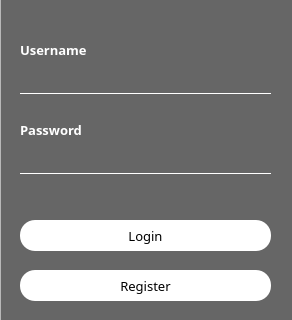
Above: TeamFinder/mainwindow.ui from TeamUp-Bummers/TeamFinder before the change; both pictures show x 0 to 292 and y 160 to 480 of the 292 by 480 pixel window. Below: the same form after it.
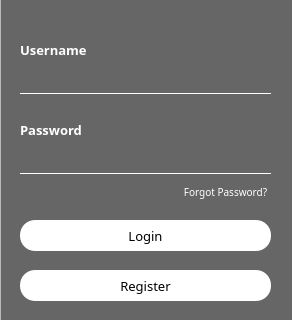
That is the form after the change. Icons and pictures are not drawn.

Commit message: Add Forgot Password

```diff
--- a/TeamFinder/mainwindow.ui
+++ b/TeamFinder/mainwindow.ui
@@ -307,6 +307,38 @@
       <set>Qt::AlignCenter</set>
      </property>
     </widget>
+    <widget class="QPushButton" name="pushButton_3">
+     <property name="geometry">
+      <rect>
+       <x>170</x>
+       <y>340</y>
+       <width>111</width>
+       <height>24</height>
+      </rect>
+     </property>
+     <property name="font">
+      <font>
+       <family>Poppins</family>
+       <pointsize>-1</pointsize>
+       <underline>false</underline>
+      </font>
+     </property>
+     <property name="cursor">
+      <cursorShape>PointingHandCursor</cursorShape>
+     </property>
+     <property name="styleSheet">
+      <string notr="true">background:none;
+background:transparent;
+font-family:&quot;Poppins&quot;;
+font-size:10px;
+color:white;
+border:none;
+</string>
+     </property>
+     <property name="text">
+      <string>Forgot Password?</string>
+     </property>
+    </widget>
    </widget>
   </widget>
  </widget>
```
The commit also changes 14 other files.
